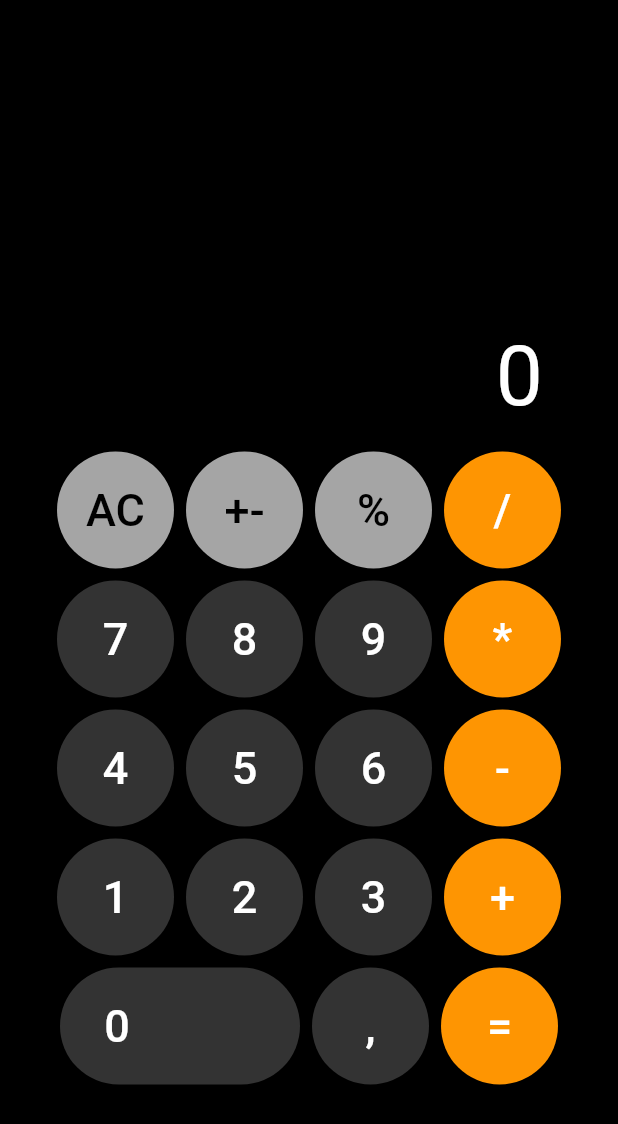
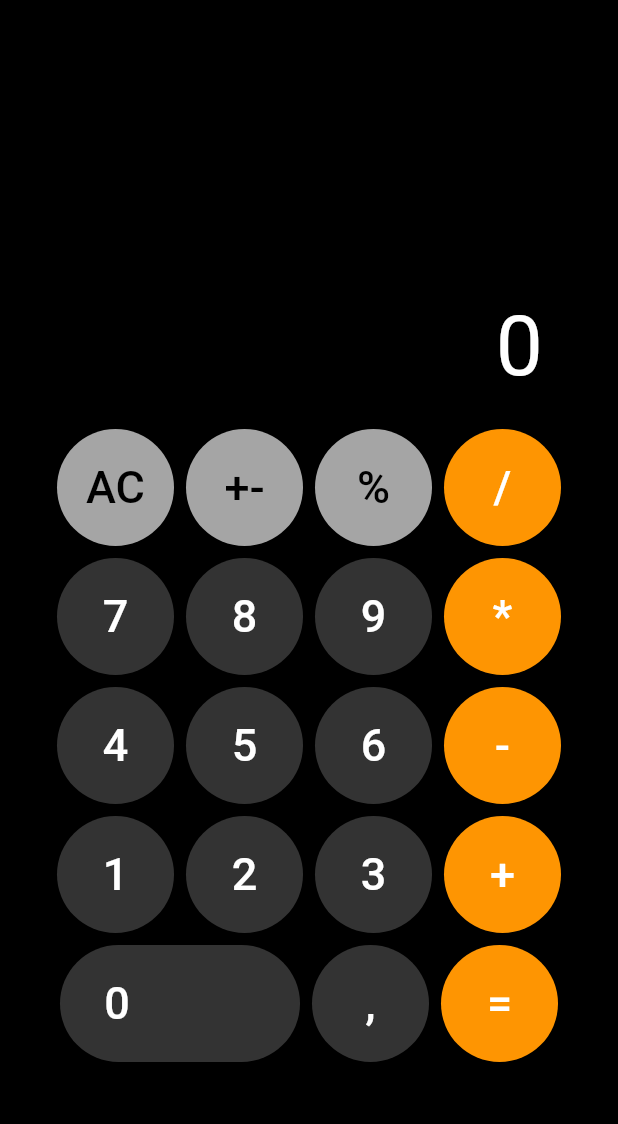
Before and after one commit to Steelwsky/calculator_provider, a Flutter app: the screen it shows after launch, on a phone screen of 412 x 824 dp. Shown: the top 1124 px of the screen. Run offline on Flutter 3.47's test engine with Material 2 defaults, Android fonts, the phone set to English and light mode, and no system bars; drawn by our look-alikes of auto_size_text.

Commit message:
BoxConstraints.tight(Size(400, 200)) -> BoxConstraints.tight(Size(400, 170)) because of failed tests due to "A RenderFlex overflowed by 30 pixels on the bottom"

```diff
--- a/lib/widgets/text_view.dart
+++ b/lib/widgets/text_view.dart
@@ -12,11 +12,11 @@ class TextView extends StatelessWidget {
         valueListenable: calcController.state,
         builder: (_, newState, __) {
           return ConstrainedBox(
-            constraints: BoxConstraints.tight(Size(400, 200)),
+            constraints: BoxConstraints.tight(Size(400, 170)),
             child: Container(
-              alignment: Alignment.centerRight,
+              alignment: Alignment.bottomRight,
               padding: EdgeInsets.only(
-                  top: 120, right: 44, bottom: 12, left: 44),
+                  top: 10, right: 44, bottom: 18, left: 44),
               child: SizedBox(
                 child: AutoSizeText(
                   '${newState.result}',
```
